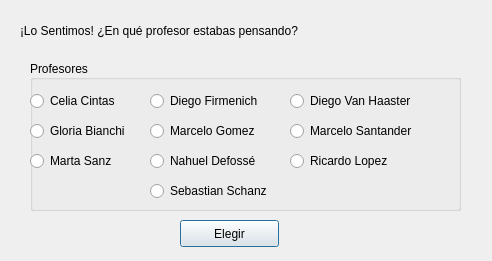
Before: the Qt Designer form vistas_ui/eleccion_profesor.ui in matiasacosta/final_fundamentos, drawn with Qt 5.
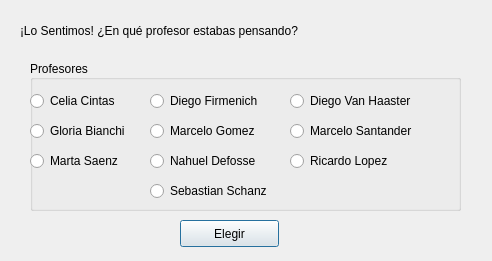
After: the same form once the commit is applied.

What changed in the file:
```diff
--- a/vistas_ui/eleccion_profesor.ui
+++ b/vistas_ui/eleccion_profesor.ui
@@ -119,7 +119,7 @@
      </rect>
     </property>
     <property name="text">
-     <string>Marta Sanz</string>
+     <string>Marta Saenz</string>
     </property>
    </widget>
    <widget class="QRadioButton" name="nahuelBtn">
@@ -132,7 +132,7 @@
      </rect>
     </property>
     <property name="text">
-     <string>Nahuel Defossé</string>
+     <string>Nahuel Defosse</string>
     </property>
    </widget>
    <widget class="QRadioButton" name="ricardoBtn">
```
